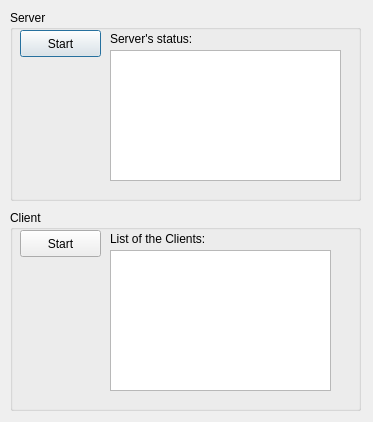
The window that PAConsole/maindlg.ui (AnarManafov/PoD) describes before a commit, drawn with Qt 5.
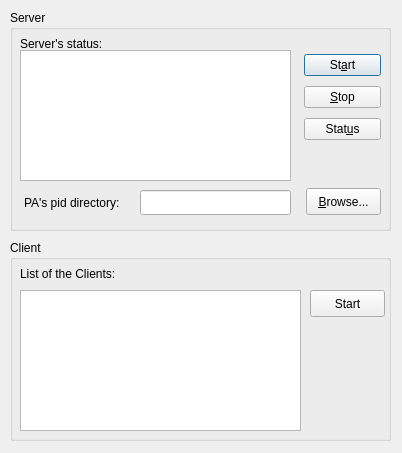
The same window after the commit.

Commit message: added: status of gLitePROOF server

```diff
--- a/PAConsole/maindlg.ui
+++ b/PAConsole/maindlg.ui
@@ -5,8 +5,8 @@
    <rect>
     <x>0</x>
     <y>0</y>
-    <width>373</width>
-    <height>422</height>
+    <width>402</width>
+    <height>453</height>
    </rect>
   </property>
   <property name="windowTitle" >
@@ -17,32 +17,71 @@
     <rect>
      <x>10</x>
      <y>10</y>
-     <width>351</width>
-     <height>191</height>
+     <width>381</width>
+     <height>221</height>
     </rect>
    </property>
    <property name="title" >
     <string>Server</string>
    </property>
-   <widget class="QPushButton" name="btnStartServer" >
+   <widget class="QLabel" name="label" >
     <property name="geometry" >
      <rect>
       <x>10</x>
       <y>20</y>
-      <width>81</width>
+      <width>93</width>
       <height>27</height>
      </rect>
     </property>
     <property name="text" >
-     <string>Start</string>
+     <string>Server's status:</string>
     </property>
    </widget>
+   <widget class="QWidget" name="" >
+    <property name="geometry" >
+     <rect>
+      <x>294</x>
+      <y>40</y>
+      <width>77</width>
+      <height>95</height>
+     </rect>
+    </property>
+    <layout class="QGridLayout" >
+     <property name="margin" >
+      <number>0</number>
+     </property>
+     <property name="spacing" >
+      <number>6</number>
+     </property>
+     <item row="0" column="0" >
+      <widget class="QPushButton" name="btnStartServer" >
+       <property name="text" >
+        <string>St&amp;art</string>
+       </property>
+      </widget>
+     </item>
+     <item row="2" column="0" >
+      <widget class="QPushButton" name="btnStatusServer" >
+       <property name="text" >
+        <string>Stat&amp;us</string>
+       </property>
+      </widget>
+     </item>
+     <item row="1" column="0" >
+      <widget class="QPushButton" name="btnStopServer" >
+       <property name="text" >
+        <string>&amp;Stop</string>
+       </property>
+      </widget>
+     </item>
+    </layout>
+   </widget>
    <widget class="QTextEdit" name="edtServerInfo" >
     <property name="geometry" >
      <rect>
-      <x>100</x>
+      <x>10</x>
       <y>40</y>
-      <width>231</width>
+      <width>271</width>
       <height>131</height>
      </rect>
     </property>
@@ -53,17 +92,40 @@
      <bool>true</bool>
     </property>
    </widget>
-   <widget class="QLabel" name="label" >
+   <widget class="QLabel" name="label_3" >
     <property name="geometry" >
      <rect>
-      <x>100</x>
-      <y>20</y>
-      <width>93</width>
+      <x>14</x>
+      <y>184</y>
+      <width>107</width>
       <height>17</height>
      </rect>
     </property>
     <property name="text" >
-     <string>Server's status:</string>
+     <string>PA's pid directory:</string>
+    </property>
+   </widget>
+   <widget class="QPushButton" name="btnBrowsePIDDir" >
+    <property name="geometry" >
+     <rect>
+      <x>296</x>
+      <y>178</y>
+      <width>75</width>
+      <height>27</height>
+     </rect>
+    </property>
+    <property name="text" >
+     <string>&amp;Browse...</string>
+    </property>
+   </widget>
+   <widget class="QLineEdit" name="edtPIDDir" >
+    <property name="geometry" >
+     <rect>
+      <x>130</x>
+      <y>180</y>
+      <width>151</width>
+      <height>25</height>
+     </rect>
     </property>
    </widget>
   </widget>
@@ -71,50 +133,50 @@
    <property name="geometry" >
     <rect>
      <x>10</x>
-     <y>210</y>
-     <width>351</width>
+     <y>240</y>
+     <width>381</width>
      <height>201</height>
     </rect>
    </property>
    <property name="title" >
     <string>Client</string>
    </property>
-   <widget class="QPushButton" name="btnStartClient" >
-    <property name="geometry" >
-     <rect>
-      <x>10</x>
-      <y>20</y>
-      <width>81</width>
-      <height>27</height>
-     </rect>
-    </property>
-    <property name="text" >
-     <string>Start</string>
-    </property>
-   </widget>
-   <widget class="QListWidget" name="lstClientsList" >
-    <property name="geometry" >
-     <rect>
-      <x>100</x>
-      <y>40</y>
-      <width>221</width>
-      <height>141</height>
-     </rect>
-    </property>
-   </widget>
    <widget class="QLabel" name="label_2" >
     <property name="geometry" >
      <rect>
-      <x>100</x>
+      <x>10</x>
       <y>20</y>
       <width>108</width>
-      <height>17</height>
+      <height>27</height>
      </rect>
     </property>
     <property name="text" >
      <string>List of the Clients:</string>
     </property>
    </widget>
+   <widget class="QPushButton" name="btnStartClient" >
+    <property name="geometry" >
+     <rect>
+      <x>300</x>
+      <y>50</y>
+      <width>75</width>
+      <height>27</height>
+     </rect>
+    </property>
+    <property name="text" >
+     <string>Start</string>
+    </property>
+   </widget>
+   <widget class="QListWidget" name="lstClientsList" >
+    <property name="geometry" >
+     <rect>
+      <x>10</x>
+      <y>50</y>
+      <width>281</width>
+      <height>141</height>
+     </rect>
+    </property>
+   </widget>
   </widget>
  </widget>
  <layoutdefault spacing="6" margin="11" />
```
Left out of the diff: 8 changed lines with no effect on the pictures. The commit also changes 5 other files.
